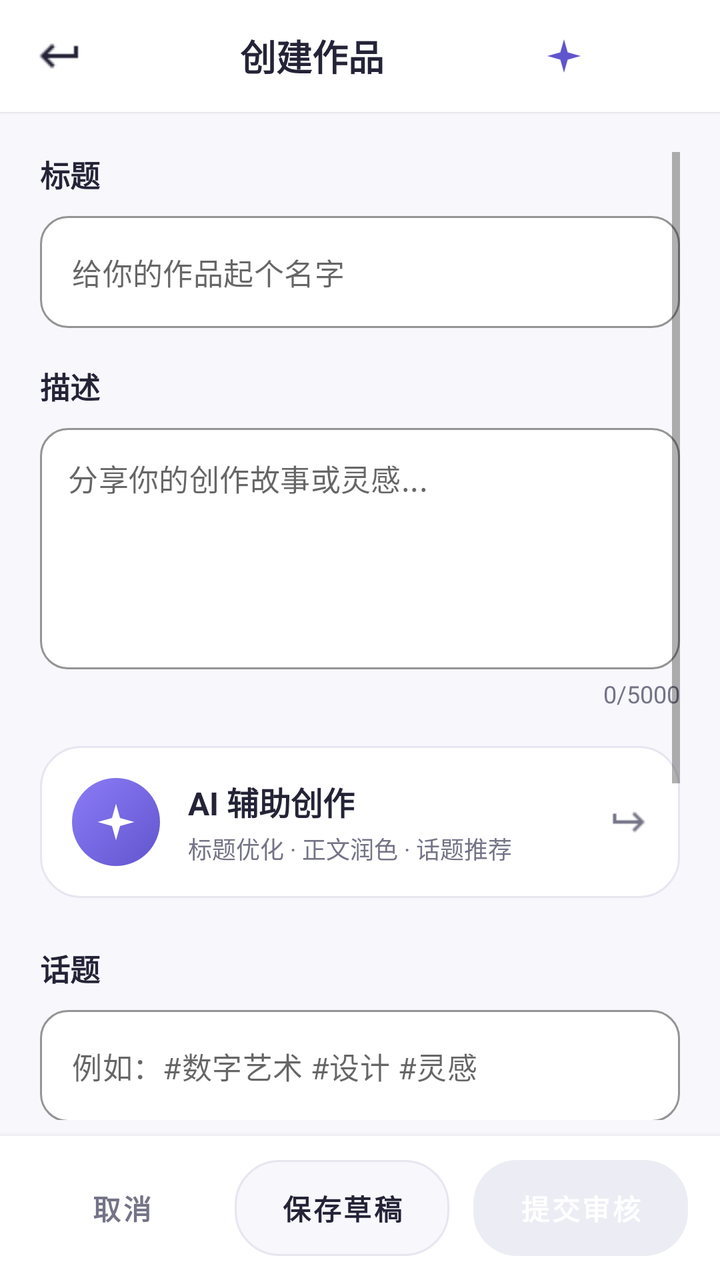
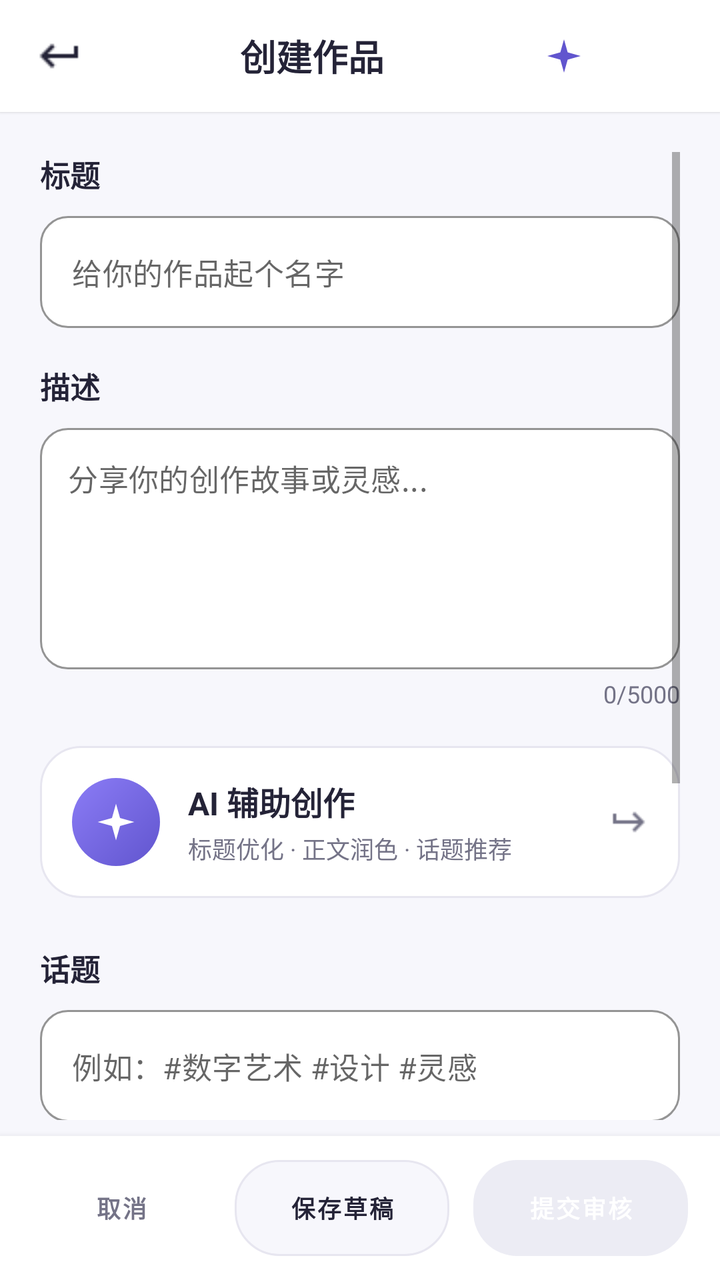

Before-and-after screenshots of an Android layout around one commit, followed by the original layout XML and the change that was made.
<!-- AndroidManifest.xml: activity theme Theme.Detail -->
<!-- res/layout/activity_create_work.xml -->
<?xml version="1.0" encoding="utf-8"?>
<LinearLayout xmlns:android="http://schemas.android.com/apk/res/android"
    xmlns:app="http://schemas.android.com/apk/res-auto"
    android:layout_width="match_parent"
    android:layout_height="match_parent"
    android:orientation="vertical"
    android:background="@color/profile_bg">

    
    <LinearLayout
        android:layout_width="match_parent"
        android:layout_height="56dp"
        android:orientation="horizontal"
        android:gravity="center_vertical"
        android:background="@color/profile_surface"
        android:elevation="1dp">

        <ImageView
            android:id="@+id/btn_back"
            android:layout_width="44dp"
            android:layout_height="44dp"
            android:layout_marginStart="8dp"
            android:padding="10dp"
            android:src="@drawable/ic_arrow_back"
            android:contentDescription="@string/back"
            android:background="?attr/selectableItemBackgroundBorderless"
            app:tint="@color/profile_ink" />

        <TextView
            android:id="@+id/create_title"
            android:layout_width="0dp"
            android:layout_height="wrap_content"
            android:layout_weight="1"
            android:text="创建作品"
            android:textSize="18sp"
            android:textStyle="bold"
            android:textColor="@color/profile_ink"
            android:gravity="center" />

        <ImageButton
            android:id="@+id/copilot_entry"
            android:layout_width="44dp"
            android:layout_height="44dp"
            android:layout_marginEnd="4dp"
            android:background="?attr/selectableItemBackgroundBorderless"
            android:contentDescription="@string/copilot_title"
            android:padding="10dp"
            android:src="@drawable/ic_sparkle"
            android:tint="@color/profile_accent" />
        
        <View
            android:layout_width="44dp"
            android:layout_height="44dp"
            android:layout_marginEnd="8dp" />
    </LinearLayout>

    <ScrollView
        android:layout_width="match_parent"
        android:layout_height="0dp"
        android:layout_weight="1"
        android:paddingHorizontal="20dp"
        android:paddingTop="20dp"
        android:paddingBottom="8dp">

        <LinearLayout
            android:layout_width="match_parent"
            android:layout_height="wrap_content"
            android:orientation="vertical">

            
            <TextView
                android:layout_width="match_parent"
                android:layout_height="wrap_content"
                android:text="标题"
                android:textSize="15sp"
                android:textColor="@color/profile_ink"
                android:textStyle="bold"
                android:layout_marginBottom="10dp" />

            <com.google.android.material.textfield.TextInputLayout
                android:layout_width="match_parent"
                android:layout_height="wrap_content"
                android:layout_marginBottom="18dp"
                style="@style/Widget.MaterialComponents.TextInputLayout.OutlinedBox"
                app:hintEnabled="false"
                app:boxBackgroundColor="@color/profile_surface"
                app:boxStrokeColor="@color/profile_border"
                app:boxStrokeWidth="1dp"
                app:boxCornerRadiusTopStart="14dp"
                app:boxCornerRadiusTopEnd="14dp"
                app:boxCornerRadiusBottomStart="14dp"
                app:boxCornerRadiusBottomEnd="14dp">

                <com.google.android.material.textfield.TextInputEditText
                    android:id="@+id/et_title"
                    android:layout_width="match_parent"
                    android:layout_height="wrap_content"
                    android:hint="给你的作品起个名字"
                    android:textColor="@color/profile_ink"
                    android:textSize="15sp"
                    android:maxLines="1"
                    android:singleLine="true" />
            </com.google.android.material.textfield.TextInputLayout>

            
            <TextView
                android:layout_width="match_parent"
                android:layout_height="wrap_content"
                android:text="描述"
                android:textSize="15sp"
                android:textColor="@color/profile_ink"
                android:textStyle="bold"
                android:layout_marginBottom="10dp" />

            <com.google.android.material.textfield.TextInputLayout
                android:layout_width="match_parent"
                android:layout_height="wrap_content"
                style="@style/Widget.MaterialComponents.TextInputLayout.OutlinedBox"
                app:hintEnabled="false"
                app:boxBackgroundColor="@color/profile_surface"
                app:boxStrokeColor="@color/profile_border"
                app:boxStrokeWidth="1dp"
                app:boxCornerRadiusTopStart="14dp"
                app:boxCornerRadiusTopEnd="14dp"
                app:boxCornerRadiusBottomStart="14dp"
                app:boxCornerRadiusBottomEnd="14dp">

                <com.google.android.material.textfield.TextInputEditText
                    android:id="@+id/et_description"
                    android:layout_width="match_parent"
                    android:layout_height="wrap_content"
                    android:minLines="5"
                    android:hint="分享你的创作故事或灵感..."
                    android:textColor="@color/profile_ink"
                    android:textSize="15sp"
                    android:gravity="top"
                    android:padding="14dp"
                    android:inputType="textMultiLine" />
            </com.google.android.material.textfield.TextInputLayout>

            
            <TextView
                android:id="@+id/tv_char_count"
                android:layout_width="match_parent"
                android:layout_height="wrap_content"
                android:text="0/5000"
                android:textSize="12sp"
                android:textColor="@color/profile_muted"
                android:gravity="end"
                android:layout_marginTop="4dp"
                android:layout_marginBottom="18dp" />

            <TextView
                android:id="@+id/creation_status"
                android:layout_width="match_parent"
                android:layout_height="wrap_content"
                android:padding="12dp"
                android:accessibilityLiveRegion="polite"
                android:textColor="@color/profile_muted"
                android:visibility="gone" />

            
            <LinearLayout
                android:id="@+id/creation_assist"
                android:layout_width="match_parent"
                android:layout_height="wrap_content"
                android:orientation="horizontal"
                android:gravity="center_vertical"
                android:background="@drawable/bg_ai_entry_card"
                android:foreground="?attr/selectableItemBackground"
                android:clickable="true"
                android:focusable="true"
                android:padding="16dp">

                <FrameLayout
                    android:layout_width="44dp"
                    android:layout_height="44dp"
                    android:background="@drawable/bg_ai_icon_circle">

                    <ImageView
                        android:layout_width="22dp"
                        android:layout_height="22dp"
                        android:layout_gravity="center"
                        android:src="@drawable/ic_sparkle"
                        android:contentDescription="@string/ai_creation_title" />
                </FrameLayout>

                <LinearLayout
                    android:layout_width="0dp"
                    android:layout_height="wrap_content"
                    android:layout_weight="1"
                    android:orientation="vertical"
                    android:layout_marginStart="14dp">

                    <TextView
                        android:layout_width="wrap_content"
                        android:layout_height="wrap_content"
                        android:text="@string/ai_creation_title"
                        android:textSize="16sp"
                        android:textStyle="bold"
                        android:textColor="@color/profile_ink" />

                    <TextView
                        android:layout_width="wrap_content"
                        android:layout_height="wrap_content"
                        android:layout_marginTop="3dp"
                        android:text="@string/ai_creation_entry_subtitle"
                        android:textSize="12sp"
                        android:textColor="@color/profile_muted" />
                </LinearLayout>

                <ImageView
                    android:layout_width="20dp"
                    android:layout_height="20dp"
                    android:rotationY="180"
                    android:src="@drawable/ic_arrow_back"
                    app:tint="@color/profile_muted"
                    android:contentDescription="@string/back" />
            </LinearLayout>

            <TextView
                android:id="@+id/creation_assist_status"
                android:layout_width="match_parent"
                android:layout_height="wrap_content"
                android:layout_marginTop="10dp"
                android:paddingStart="14dp"
                android:paddingEnd="14dp"
                android:paddingTop="10dp"
                android:paddingBottom="10dp"
                android:background="@drawable/bg_status_soft"
                android:accessibilityLiveRegion="polite"
                android:textSize="13sp"
                android:textColor="@color/profile_accent"
                android:visibility="gone" />

            
            <TextView
                android:id="@+id/creation_assist_stream"
                android:layout_width="match_parent"
                android:layout_height="wrap_content"
                android:layout_marginTop="8dp"
                android:padding="12dp"
                android:background="@drawable/edittext_rounded_bg"
                android:textSize="14sp"
                android:textColor="@color/profile_ink"
                android:lineSpacingExtra="4dp"
                android:visibility="gone" />

            
            <LinearLayout
                android:layout_width="match_parent"
                android:layout_height="wrap_content"
                android:layout_marginTop="6dp"
                android:layout_marginBottom="18dp"
                android:orientation="horizontal">

                <Button
                    android:id="@+id/creation_assist_refine"
                    android:layout_width="0dp"
                    android:layout_height="40dp"
                    android:layout_weight="1"
                    android:background="@android:color/transparent"
                    android:text="继续修改"
                    android:textAllCaps="false"
                    android:textColor="@color/profile_accent"
                    android:textSize="13sp"
                    android:textStyle="bold"
                    android:visibility="gone" />

                <Button
                    android:id="@+id/creation_retry"
                    android:layout_width="0dp"
                    android:layout_height="40dp"
                    android:layout_weight="1"
                    android:background="@android:color/transparent"
                    android:text="@string/creation_retry_read"
                    android:textAllCaps="false"
                    android:textColor="@color/profile_accent"
                    android:textSize="13sp"
                    android:textStyle="bold"
                    android:visibility="gone" />

                <Button
                    android:id="@+id/creation_my_works"
                    android:layout_width="0dp"
                    android:layout_height="40dp"
                    android:layout_weight="1"
                    android:background="@android:color/transparent"
                    android:text="@string/creation_check_my_works"
                    android:textAllCaps="false"
                    android:textColor="@color/profile_accent"
                    android:textSize="13sp"
                    android:textStyle="bold"
                    android:visibility="gone" />

                <Button
                    android:id="@+id/creation_assist_cancel"
                    android:layout_width="0dp"
                    android:layout_height="40dp"
                    android:layout_weight="1"
                    android:background="@android:color/transparent"
                    android:text="停止生成"
                    android:textAllCaps="false"
                    android:textColor="@color/profile_muted"
                    android:textSize="13sp"
                    android:visibility="gone" />
            <com.google.android.material.button.MaterialButton
                android:id="@+id/creation_assist_undo"
                style="@style/Widget.MaterialComponents.Button.TextButton"
                android:layout_width="wrap_content" android:layout_height="wrap_content"
                android:text="@string/ai_creation_undo" android:visibility="gone" />
            </LinearLayout>

            
            <TextView
                android:layout_width="match_parent"
                android:layout_height="wrap_content"
                android:text="话题"
                android:textSize="15sp"
                android:textColor="@color/profile_ink"
                android:textStyle="bold"
                android:layout_marginBottom="10dp" />

            <com.google.android.material.textfield.TextInputLayout
                android:layout_width="match_parent"
                android:layout_height="wrap_content"
                android:layout_marginBottom="18dp"
                style="@style/Widget.MaterialComponents.TextInputLayout.OutlinedBox"
                app:hintEnabled="false"
                app:boxBackgroundColor="@color/profile_surface"
                app:boxStrokeColor="@color/profile_border"
                app:boxStrokeWidth="1dp"
                app:boxCornerRadiusTopStart="14dp"
                app:boxCornerRadiusTopEnd="14dp"
                app:boxCornerRadiusBottomStart="14dp"
                app:boxCornerRadiusBottomEnd="14dp">

                <com.google.android.material.textfield.TextInputEditText
                    android:id="@+id/et_hashtags"
                    android:layout_width="match_parent"
                    android:layout_height="wrap_content"
                    android:hint="例如：#数字艺术 #设计 #灵感"
                    android:textColor="@color/profile_ink"
                    android:textSize="15sp"
                    android:maxLines="2" />
            </com.google.android.material.textfield.TextInputLayout>

            
            <TextView
                android:layout_width="match_parent"
                android:layout_height="wrap_content"
                android:text="添加媒体"
                android:textSize="15sp"
                android:textColor="@color/profile_ink"
                android:textStyle="bold"
                android:layout_marginBottom="10dp" />

            <LinearLayout
                android:layout_width="match_parent"
                android:layout_height="wrap_content"
                android:orientation="horizontal"
                android:layout_marginBottom="12dp">

                <com.google.android.material.button.MaterialButton
                    android:id="@+id/btn_add_image"
                    android:layout_width="0dp"
                    android:layout_height="74dp"
                    android:layout_weight="1"
                    android:layout_marginEnd="8dp"
                    style="@style/Widget.MaterialComponents.Button.OutlinedButton"
                    android:background="@drawable/bg_add_media_tile"
                    app:backgroundTint="@null"
                    app:icon="@drawable/plus"
                    app:iconTint="@color/profile_accent"
                    android:text="添加图片"
                    android:textAllCaps="false"
                    android:textColor="@color/profile_accent"
                    android:textSize="14sp"
                    android:textStyle="bold" />

                <com.google.android.material.button.MaterialButton
                    android:id="@+id/btn_add_video"
                    android:layout_width="0dp"
                    android:layout_height="74dp"
                    android:layout_weight="1"
                    android:layout_marginStart="8dp"
                    style="@style/Widget.MaterialComponents.Button.OutlinedButton"
                    android:background="@drawable/bg_add_media_tile"
                    app:backgroundTint="@null"
                    app:icon="@drawable/plus"
                    app:iconTint="@color/profile_accent"
                    android:text="添加视频"
                    android:textAllCaps="false"
                    android:textColor="@color/profile_accent"
                    android:textSize="14sp"
                    android:textStyle="bold" />
            </LinearLayout>

            
            <LinearLayout
                android:id="@+id/media_preview_container"
                android:layout_width="match_parent"
                android:layout_height="wrap_content"
                android:orientation="horizontal"
                android:layout_marginBottom="6dp"
                android:minHeight="96dp" />

            
            <TextView
                android:id="@+id/tv_media_count"
                android:layout_width="match_parent"
                android:layout_height="wrap_content"
                android:text="0 张图片"
                android:textSize="12sp"
                android:textColor="@color/profile_muted"
                android:layout_marginBottom="24dp" />
        </LinearLayout>
    </ScrollView>

    
    <LinearLayout
        android:layout_width="match_parent"
        android:layout_height="wrap_content"
        android:orientation="horizontal"
        android:gravity="center_vertical"
        android:background="@color/profile_surface"
        android:elevation="6dp"
        android:paddingHorizontal="16dp"
        android:paddingVertical="12dp">

        <Button
            android:id="@+id/btn_cancel"
            android:layout_width="0dp"
            android:layout_height="48dp"
            android:layout_weight="1"
            android:layout_marginEnd="8dp"
            android:background="@android:color/transparent"
            android:text="取消"
            android:textAllCaps="false"
            android:textColor="@color/profile_muted"
            android:textSize="14sp"
            android:textStyle="bold" />

        <Button
            android:id="@+id/btn_save"
            android:layout_width="0dp"
            android:layout_height="48dp"
            android:layout_weight="1.2"
            android:layout_marginHorizontal="4dp"
            android:background="@drawable/bg_button_secondary"
            app:backgroundTint="@null"
            android:text="保存草稿"
            android:textAllCaps="false"
            android:textColor="@color/profile_ink"
            android:textSize="14sp"
            android:textStyle="bold"
            android:enabled="false" />

        <Button
            android:id="@+id/btn_publish"
            android:layout_width="0dp"
            android:layout_height="48dp"
            android:layout_weight="1.2"
            android:layout_marginStart="8dp"
            android:background="@drawable/bg_button_primary"
            app:backgroundTint="@null"
            android:text="提交审核"
            android:textAllCaps="false"
            android:textColor="@android:color/white"
            android:textSize="14sp"
            android:textStyle="bold"
            android:enabled="false" />
    </LinearLayout>
</LinearLayout>
<!-- resources referenced by this layout -->
<resources>
  <color name="profile_accent">#6155CE</color>
  <color name="profile_bg">#F7F7FC</color>
  <color name="profile_border">#E7E6F0</color>
  <color name="profile_ink">#242337</color>
  <color name="profile_muted">#747387</color>
  <color name="profile_surface">#FFFFFF</color>
  <!-- drawable bg_ai_entry_card (drawable) -->
  <?xml version="1.0" encoding="utf-8"?>
  <shape xmlns:android="http://schemas.android.com/apk/res/android"
      android:shape="rectangle">
      <solid android:color="@color/profile_surface" />
      <stroke android:width="1dp" android:color="@color/profile_border" />
      <corners android:radius="20dp" />
  </shape>
  <!-- drawable bg_ai_icon_circle (drawable) -->
  <?xml version="1.0" encoding="utf-8"?>
  <shape xmlns:android="http://schemas.android.com/apk/res/android"
      android:shape="oval">
      <gradient
          android:startColor="@color/profile_accent"
          android:endColor="#8B7CF6"
          android:angle="135" />
  </shape>
  <!-- drawable bg_button_primary (drawable) -->
  <?xml version="1.0" encoding="utf-8"?>
  <selector xmlns:android="http://schemas.android.com/apk/res/android">
      <item android:state_enabled="true">
          <shape android:shape="rectangle">
              <solid android:color="@color/deep_blue" />
              <corners android:radius="@dimen/radius_pill" />
          </shape>
      </item>
      <item android:state_enabled="false">
          <shape android:shape="rectangle">
              <solid android:color="@color/placeholder_base" />
              <corners android:radius="@dimen/radius_pill" />
          </shape>
      </item>
  </selector>
  <!-- drawable bg_status_soft (drawable) -->
  <?xml version="1.0" encoding="utf-8"?>
  <shape xmlns:android="http://schemas.android.com/apk/res/android"
      android:shape="rectangle">
      <solid android:color="@color/profile_soft" />
      <corners android:radius="12dp" />
  </shape>
  <!-- drawable edittext_rounded_bg (drawable) -->
  <?xml version="1.0" encoding="utf-8"?>
  <shape xmlns:android="http://schemas.android.com/apk/res/android"
      android:shape="rectangle">
      <solid android:color="@color/gray_100" />
      <corners android:radius="16dp" /> 
      <stroke
          android:width="1dp"
          android:color="@color/gray_300" />
  </shape>
  <!-- drawable ic_sparkle (drawable) -->
  <?xml version="1.0" encoding="utf-8"?>
  <vector xmlns:android="http://schemas.android.com/apk/res/android"
      android:width="20dp"
      android:height="20dp"
      android:viewportWidth="24"
      android:viewportHeight="24">
      <path
          android:fillColor="#FFFFFF"
          android:pathData="M12,2 L14.2,9.8 L22,12 L14.2,14.2 L12,22 L9.8,14.2 L2,12 L9.8,9.8 Z" />
  </vector>
  <string name="ai_creation_entry_subtitle">标题优化 · 正文润色 · 话题推荐</string>
  <string name="ai_creation_title">AI 辅助创作</string>
  <string name="ai_creation_undo">撤销本次采纳</string>
  <string name="back">返回</string>
  <string name="copilot_title">AI 助手</string>
  <string name="creation_check_my_works">查看我的作品</string>
  <string name="creation_retry_read">重新核对作品状态</string>
  <style name="Theme.Detail" parent="Theme.MaterialComponents.DayNight.NoActionBar">
          
          <item name="android:statusBarColor">@android:color/transparent</item>
          <item name="android:windowLightStatusBar">true</item>
  
          
          <item name="android:navigationBarColor">@color/white</item>
  
          
          <item name="android:windowBackground">@color/white</item>
          <item name="android:windowTranslucentStatus">true</item>
  
          
          <item name="materialButtonStyle">@style/Widget.MaterialComponents.Button</item>
      </style>
  <color name="deep_blue">#FF0D47A1</color>
  <dimen name="radius_pill">22dp</dimen>
  <color name="placeholder_base">#FFECECF4</color>
  <color name="profile_soft">#EFEDFF</color>
  <color name="gray_100">#FFF5F5F5</color>
  <color name="gray_300">#FFE0E0E0</color>
  <color name="white">#FFFFFFFF</color>
  <!-- unchanged entries left out for length: 4 -->
</resources>

<!-- the commit's change to res/layout/activity_create_work.xml (unified diff, before → after) -->
@@ -229,7 +229,7 @@
                 android:paddingBottom="10dp"
                 android:background="@drawable/bg_status_soft"
                 android:accessibilityLiveRegion="polite"
-                android:textSize="13sp"
+                android:textSize="12sp"
                 android:textColor="@color/profile_accent"
                 android:visibility="gone" />
 
@@ -263,7 +263,7 @@
                     android:text="继续修改"
                     android:textAllCaps="false"
                     android:textColor="@color/profile_accent"
-                    android:textSize="13sp"
+                    android:textSize="12sp"
                     android:textStyle="bold"
                     android:visibility="gone" />
 
@@ -276,7 +276,7 @@
                     android:text="@string/creation_retry_read"
                     android:textAllCaps="false"
                     android:textColor="@color/profile_accent"
-                    android:textSize="13sp"
+                    android:textSize="12sp"
                     android:textStyle="bold"
                     android:visibility="gone" />
 
@@ -289,7 +289,7 @@
                     android:text="@string/creation_check_my_works"
                     android:textAllCaps="false"
                     android:textColor="@color/profile_accent"
-                    android:textSize="13sp"
+                    android:textSize="12sp"
                     android:textStyle="bold"
                     android:visibility="gone" />
 
@@ -302,7 +302,7 @@
                     android:text="停止生成"
                     android:textAllCaps="false"
                     android:textColor="@color/profile_muted"
-                    android:textSize="13sp"
+                    android:textSize="12sp"
                     android:visibility="gone" />
             <com.google.android.material.button.MaterialButton
                 android:id="@+id/creation_assist_undo"
@@ -438,8 +438,15 @@
             android:text="取消"
             android:textAllCaps="false"
             android:textColor="@color/profile_muted"
-            android:textSize="14sp"
-            android:textStyle="bold" />
+            android:textSize="12sp"
+            android:textStyle="bold"
+            android:maxLines="1"
+            android:minWidth="0dp"
+            android:paddingHorizontal="6dp"
+            android:autoSizeTextType="uniform"
+            android:autoSizeMinTextSize="9sp"
+            android:autoSizeMaxTextSize="12sp"
+            android:autoSizeStepGranularity="1sp" />
 
         <Button
             android:id="@+id/btn_save"
@@ -452,8 +459,15 @@
             android:text="保存草稿"
             android:textAllCaps="false"
             android:textColor="@color/profile_ink"
-            android:textSize="14sp"
+            android:textSize="12sp"
             android:textStyle="bold"
+            android:maxLines="1"
+            android:minWidth="0dp"
+            android:paddingHorizontal="6dp"
+            android:autoSizeTextType="uniform"
+            android:autoSizeMinTextSize="9sp"
+            android:autoSizeMaxTextSize="12sp"
+            android:autoSizeStepGranularity="1sp"
             android:enabled="false" />
 
         <Button
@@ -467,8 +481,15 @@
             android:text="提交审核"
             android:textAllCaps="false"
             android:textColor="@android:color/white"
-            android:textSize="14sp"
+            android:textSize="12sp"
             android:textStyle="bold"
+            android:maxLines="1"
+            android:minWidth="0dp"
+            android:paddingHorizontal="6dp"
+            android:autoSizeTextType="uniform"
+            android:autoSizeMinTextSize="9sp"
+            android:autoSizeMaxTextSize="12sp"
+            android:autoSizeStepGranularity="1sp"
             android:enabled="false" />
     </LinearLayout>
 </LinearLayout>
